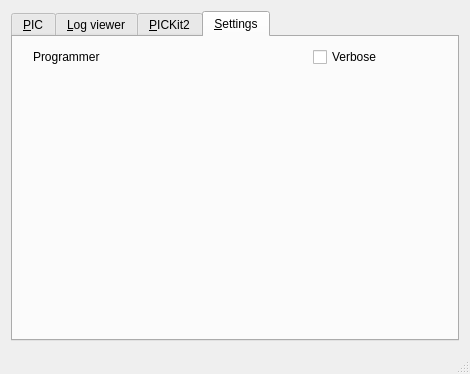
Ho-Ro/QPICkit, file mainwindow.ui: the form before one commit.
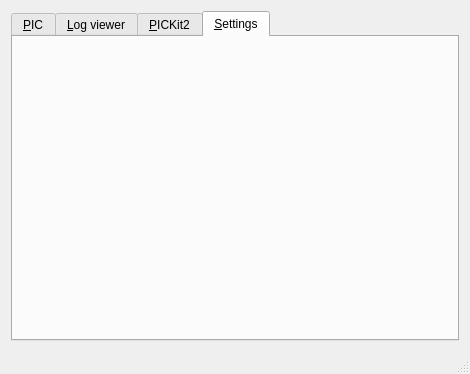
The form after the commit. The open tabs and pages were chosen to show the change. Icons and pictures are not drawn.

Commit message: reorganise settings tab, verbose programmer capabilities,

```diff
--- a/mainwindow.ui
+++ b/mainwindow.ui
@@ -352,32 +352,6 @@
        <attribute name="title">
         <string>&amp;Settings</string>
        </attribute>
-       <widget class="QLabel" name="programmerLabel">
-        <property name="geometry">
-         <rect>
-          <x>20</x>
-          <y>10</y>
-          <width>100</width>
-          <height>20</height>
-         </rect>
-        </property>
-        <property name="text">
-         <string>Programmer</string>
-        </property>
-       </widget>
-       <widget class="QCheckBox" name="verboseCheckBox">
-        <property name="geometry">
-         <rect>
-          <x>300</x>
-          <y>10</y>
-          <width>100</width>
-          <height>20</height>
-         </rect>
-        </property>
-        <property name="text">
-         <string>Verbose</string>
-        </property>
-       </widget>
       </widget>
      </widget>
     </item>
```
The commit also changes 3 other files.
